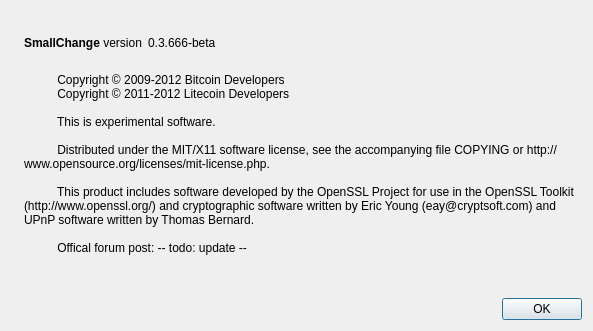
Above: src/qt/forms/aboutdialog.ui from whocoin/whocoin before the change. Below: the same form after it.
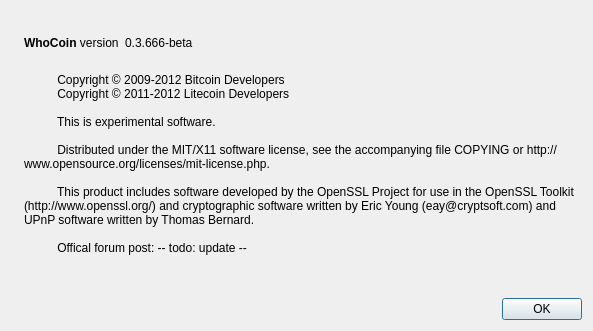
That is the form after the change. Icons and pictures are not drawn.

Patch:
```diff
--- a/src/qt/forms/aboutdialog.ui
+++ b/src/qt/forms/aboutdialog.ui
@@ -50,7 +50,7 @@
           <cursorShape>IBeamCursor</cursorShape>
          </property>
          <property name="text">
-          <string>&lt;b&gt;SmallChange&lt;/b&gt; version</string>
+          <string>&lt;b&gt;WhoCoin&lt;/b&gt; version</string>
          </property>
          <property name="textInteractionFlags">
           <set>Qt::LinksAccessibleByMouse|Qt::TextSelectableByKeyboard|Qt::TextSelectableByMouse</set>
```
Left out of the diff: 2 changed lines with no effect on the pictures.
